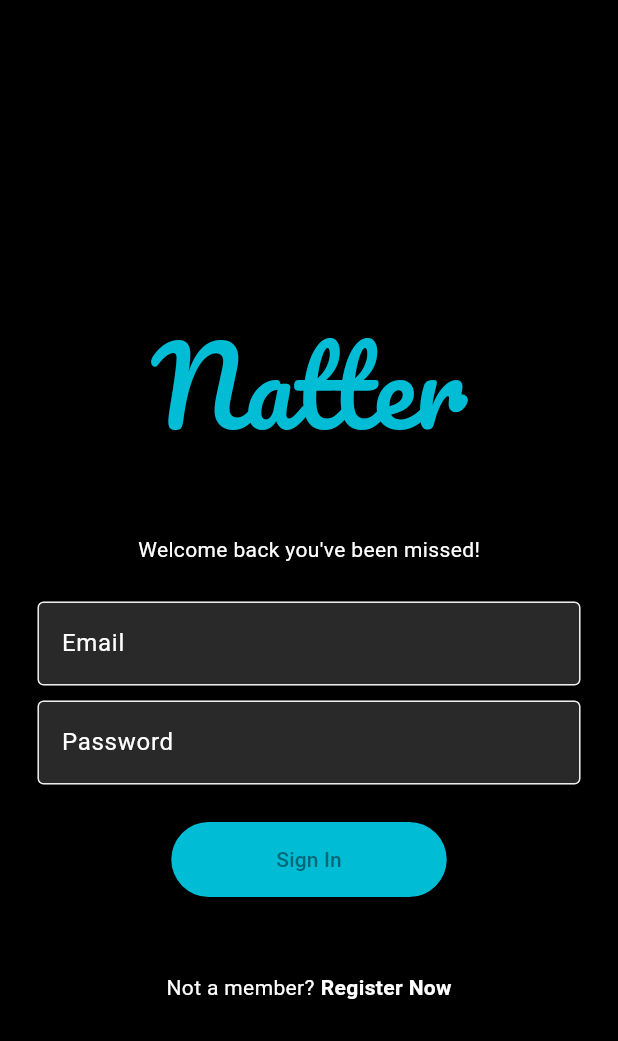
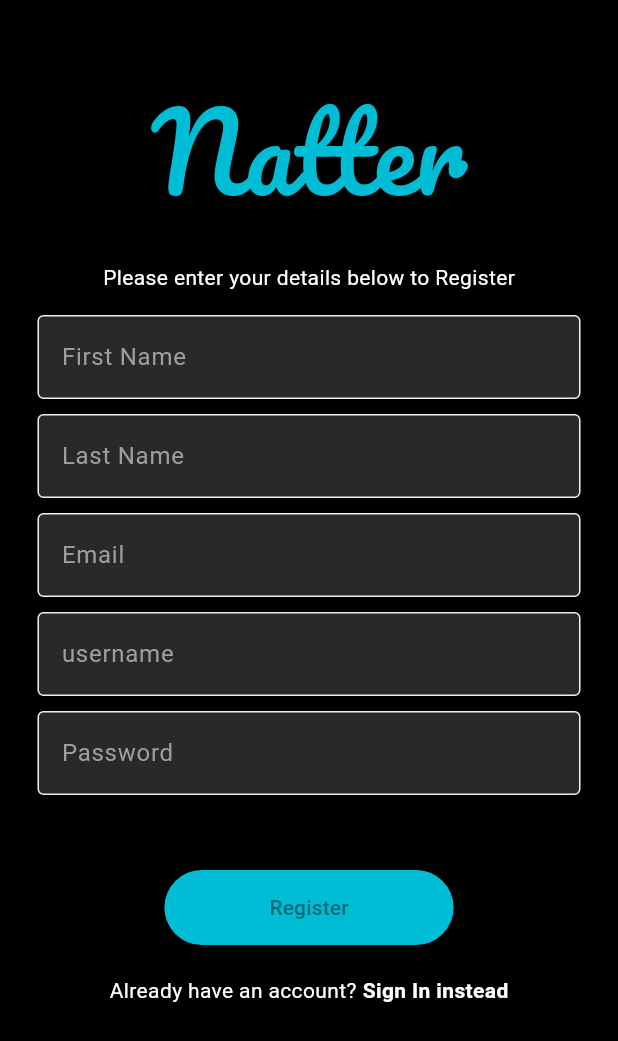
Before and after one commit to puneetkumarbajaj/Natter, a Flutter app: the RegisterPage screen opened directly, on a phone screen of 412 x 824 dp. Shown: the top 1041 px of the screen. Run offline on Flutter 3.47's test engine with Material 2 defaults, Android fonts, the phone set to English and light mode, and no system bars; our stand-ins replace google_fonts.

Commit message:
modified:   lib/pages/register_page.dart 	modified:   lib/pages/splash.dart 	modified:   lib/utilities/my_text_field.dart

```diff
--- a/lib/pages/register_page.dart
+++ b/lib/pages/register_page.dart
@@ -13,11 +13,17 @@ class RegisterPage extends StatefulWidget {
 class _RegisterPageState extends State<RegisterPage> {
   final emailController = TextEditingController();
   final passwordController = TextEditingController();
+  final usernameController = TextEditingController();
+  final firstnameController = TextEditingController();
+  final lastnameController = TextEditingController();
+  final confirmPasswordController = TextEditingController();
   @override
   Widget build(BuildContext context) {
     return Scaffold(
       backgroundColor: Colors.black,
-      body: Padding(
+      resizeToAvoidBottomInset: false,
+      body: SingleChildScrollView(
+        child: Padding(
           padding: const EdgeInsets.symmetric(horizontal: 25.0),
           child: Column(
             mainAxisAlignment: MainAxisAlignment.center,
@@ -25,34 +31,45 @@ class _RegisterPageState extends State<RegisterPage> {
               const SizedBox(height: 50,),
               //logo
               Text("Natter", style: GoogleFonts.pacifico(textStyle:TextStyle(fontSize: 70, color: Colors.cyan),)),
-            const SizedBox(height: 50,),
+              const SizedBox(height: 25,),
               //welcome back message
-            Text("Welcome back you\'ve been missed!", style: TextStyle(color: Colors.white), ),
-            const SizedBox(height: 25,),
+              Text("Please enter your details below to Register", style: TextStyle(color: Colors.white), ),
+              const SizedBox(height: 15,),
               //email textfield
+
+              MyTextField(controller: firstnameController, hintText: "First Name", obscureText: false),
+              const SizedBox(height: 10,),
+
+              MyTextField(controller: lastnameController, hintText: "Last Name", obscureText: false),
+              const SizedBox(height: 10,),
+
               MyTextField(controller: emailController, hintText: "Email", obscureText: false),
+              const SizedBox(height: 10,),
+
+              MyTextField(controller: usernameController, hintText: "username", obscureText: false),
               const SizedBox(height: 10,),
               //password textfield
               MyTextField(controller: passwordController, hintText: "Password", obscureText: true),
-            const SizedBox(height: 25,),
+               const SizedBox(height: 50,),
+              //confirm password textfield
               //Sign IN button
               ElevatedButton(
                 onPressed: (){},
-              child: Text("Sign In"),
+                child: Text("Register"),
                 style: ButtonStyle(
                   backgroundColor: MaterialStatePropertyAll<Color>(Colors.cyan),
                   padding: MaterialStatePropertyAll<EdgeInsetsGeometry>(EdgeInsets.fromLTRB(70, 15, 70, 15)),
                 ),
               ),
-            const SizedBox(height: 50,),
+              const SizedBox(height: 20,),
               //register now
               const Row(
                 mainAxisAlignment: MainAxisAlignment.center,
                 children: [
-                Text("Not a member?" , style: TextStyle(color: Colors.white),),
+                  Text("Already have an account?" , style: TextStyle(color: Colors.white),),
                   SizedBox(width: 4,),
                   Text(
-                  "Register Now",
+                    "Sign In instead",
                     style: TextStyle(
                       fontWeight: FontWeight.bold,
                       color: Colors.white,
@@ -63,6 +80,7 @@ class _RegisterPageState extends State<RegisterPage> {
             ]
             ),
         ),
+      ),
     );
   }
 }
--- a/lib/pages/splash.dart
+++ b/lib/pages/splash.dart
@@ -1,5 +1,6 @@
 import 'package:flutter/material.dart';
 import 'package:natter/pages/login_page.dart';
+import 'package:natter/pages/register_page.dart';
 import 'package:natter/utilities/navBar.dart';
 import 'package:google_fonts/google_fonts.dart';
 class Splash extends StatefulWidget {
@@ -19,7 +20,7 @@ class _SplashState extends State<Splash> {
 
   _navigatetohome()async{
     await Future.delayed(Duration(milliseconds: 1500), () {});
-    Navigator.pushReplacement(context, MaterialPageRoute(builder: (context)=>LoginPage()));
+    Navigator.pushReplacement(context, MaterialPageRoute(builder: (context)=>RegisterPage()));
   }
 
   @override
--- a/lib/utilities/my_text_field.dart
+++ b/lib/utilities/my_text_field.dart
@@ -26,7 +26,7 @@ class MyTextField extends StatelessWidget {
         fillColor: Color.fromARGB(255, 41, 41, 41),
         filled: true,
         hintText: hintText,
-        hintStyle: const TextStyle(color: Colors.white),
+        hintStyle: const TextStyle(color: Colors.grey),
       ),
     );
   }
```
Lines whose indentation alone changed are shown as unchanged.
